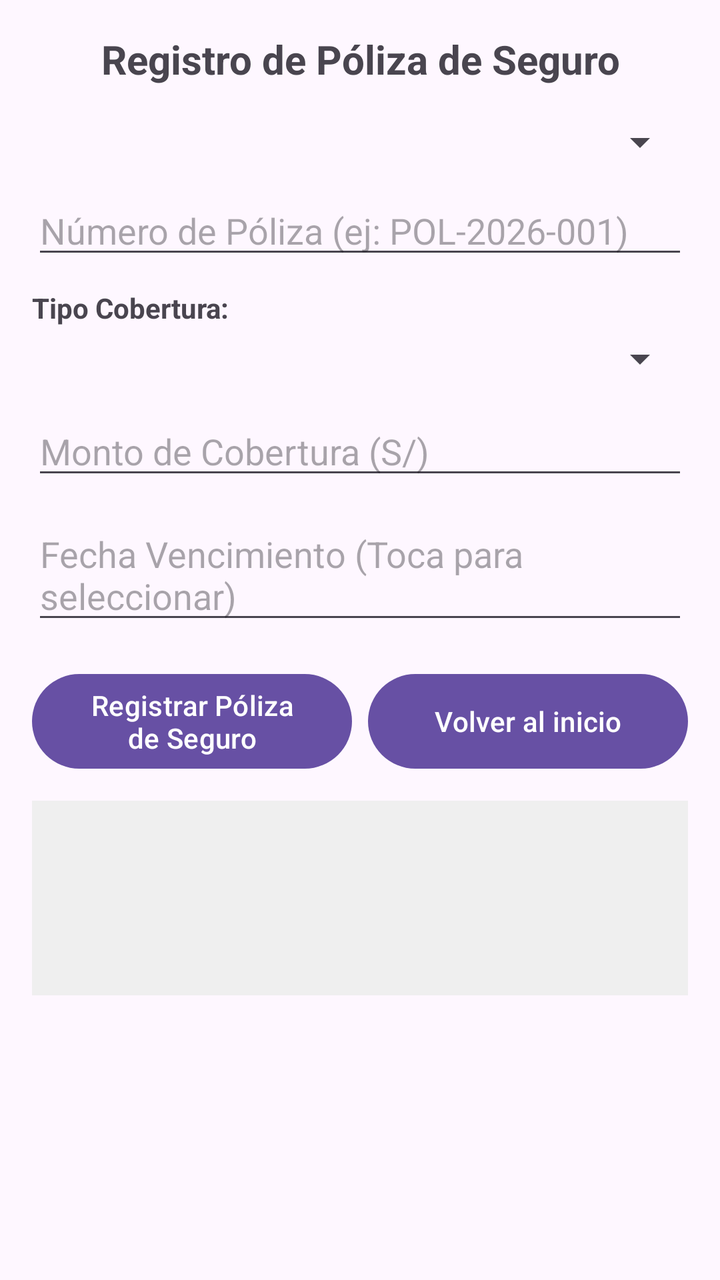
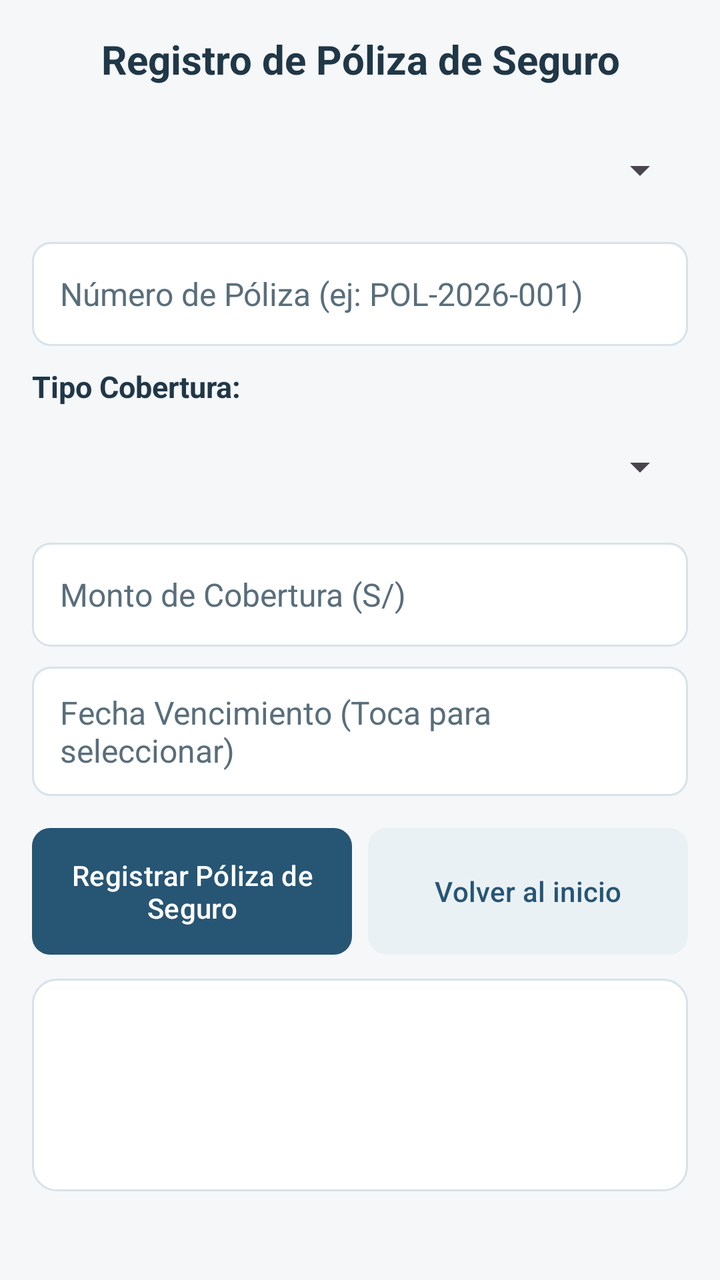

The first picture is an Android layout as it rendered before a commit; the second is the same layout after the commit. The layout source and the unified diff follow.
<!-- AndroidManifest.xml: application theme Theme.T2 -->
<!-- res/layout/activity_poliza_seguro.xml -->
<?xml version="1.0" encoding="utf-8"?>
<ScrollView xmlns:android="http://schemas.android.com/apk/res/android"
    android:layout_width="match_parent"
    android:layout_height="match_parent"
    android:padding="16dp">

    <LinearLayout
        android:layout_width="match_parent"
        android:layout_height="wrap_content"
        android:orientation="vertical">

        <TextView
            android:id="@+id/tvTituloPoliza"
            android:layout_width="match_parent"
            android:layout_height="wrap_content"
            android:text="Registro de Póliza de Seguro"
            android:textSize="20sp"
            android:textStyle="bold"
            android:gravity="center"
            android:layout_marginBottom="16dp" />

        <Spinner
            android:id="@+id/spVehiculoPoliza"
            android:layout_width="match_parent"
            android:layout_height="wrap_content"
            android:layout_marginBottom="10dp" />

        <EditText
            android:id="@+id/etNumeroPoliza"
            android:layout_width="match_parent"
            android:layout_height="wrap_content"
            android:hint="Número de Póliza (ej: POL-2026-001)"
            android:inputType="textCapCharacters"
            android:layout_marginBottom="10dp" />

        <TextView
            android:id="@+id/tvLabelCobertura"
            android:layout_width="match_parent"
            android:layout_height="wrap_content"
            android:text="Tipo Cobertura:"
            android:textStyle="bold"
            android:layout_marginBottom="4dp" />

        <Spinner
            android:id="@+id/spCoberturaPoliza"
            android:layout_width="match_parent"
            android:layout_height="wrap_content"
            android:layout_marginBottom="12dp" />

        <EditText
            android:id="@+id/etMontoCobertura"
            android:layout_width="match_parent"
            android:layout_height="wrap_content"
            android:hint="Monto de Cobertura (S/)"
            android:inputType="numberDecimal"
            android:layout_marginBottom="10dp" />

        <EditText
            android:id="@+id/etFechaVencimientoPoliza"
            android:layout_width="match_parent"
            android:layout_height="wrap_content"
            android:hint="Fecha Vencimiento (Toca para seleccionar)"
            android:focusable="false"
            android:clickable="true"
            android:layout_marginBottom="16dp" />

        <LinearLayout
            android:layout_width="match_parent"
            android:layout_height="wrap_content"
            android:orientation="horizontal"
            android:baselineAligned="false"
            android:layout_marginBottom="12dp">

            <Button
                android:id="@+id/btnGuardarPoliza"
                android:layout_width="0dp"
                android:layout_height="match_parent"
                android:layout_weight="1"
                android:layout_marginEnd="8dp"
                android:text="Registrar Póliza de Seguro" />

            <Button
                android:id="@+id/btnVolverInicio"
                android:layout_width="0dp"
                android:layout_height="match_parent"
                android:layout_weight="1"
                android:text="Volver al inicio" />
        </LinearLayout>

        <TextView
            android:id="@+id/tvResultadoPoliza"
            android:layout_width="match_parent"
            android:layout_height="wrap_content"
            android:background="#EFEFEF"
            android:padding="12dp"
            android:textSize="15sp"
            android:minLines="4"
            android:focusable="false"
            android:clickable="false"
            android:cursorVisible="false" />

    </LinearLayout>
</ScrollView>
<!-- resources referenced by this layout -->
<resources>
  <style name="Base.Theme.T2" parent="Theme.Material3.DayNight.NoActionBar">
          
          
      </style>
  <!-- unchanged entries left out for length: 1 -->
</resources>

<!-- the commit's change to res/layout/activity_poliza_seguro.xml (unified diff, before → after) -->
@@ -2,6 +2,7 @@
 <ScrollView xmlns:android="http://schemas.android.com/apk/res/android"
     android:layout_width="match_parent"
     android:layout_height="match_parent"
+    android:background="@color/app_background"
     android:padding="16dp">
 
     <LinearLayout
@@ -10,6 +11,7 @@
         android:orientation="vertical">
 
         <TextView
+            style="@style/AppTitle"
             android:id="@+id/tvTituloPoliza"
             android:layout_width="match_parent"
             android:layout_height="wrap_content"
@@ -20,12 +22,14 @@
             android:layout_marginBottom="16dp" />
 
         <Spinner
+            style="@style/AppSpinner"
             android:id="@+id/spVehiculoPoliza"
             android:layout_width="match_parent"
             android:layout_height="wrap_content"
             android:layout_marginBottom="10dp" />
 
         <EditText
+            style="@style/AppInput"
             android:id="@+id/etNumeroPoliza"
             android:layout_width="match_parent"
             android:layout_height="wrap_content"
@@ -34,6 +38,7 @@
             android:layout_marginBottom="10dp" />
 
         <TextView
+            style="@style/AppLabel"
             android:id="@+id/tvLabelCobertura"
             android:layout_width="match_parent"
             android:layout_height="wrap_content"
@@ -42,12 +47,14 @@
             android:layout_marginBottom="4dp" />
 
         <Spinner
+            style="@style/AppSpinner"
             android:id="@+id/spCoberturaPoliza"
             android:layout_width="match_parent"
             android:layout_height="wrap_content"
             android:layout_marginBottom="12dp" />
 
         <EditText
+            style="@style/AppInput"
             android:id="@+id/etMontoCobertura"
             android:layout_width="match_parent"
             android:layout_height="wrap_content"
@@ -56,6 +63,7 @@
             android:layout_marginBottom="10dp" />
 
         <EditText
+            style="@style/AppInput"
             android:id="@+id/etFechaVencimientoPoliza"
             android:layout_width="match_parent"
             android:layout_height="wrap_content"
@@ -72,6 +80,7 @@
             android:layout_marginBottom="12dp">
 
             <Button
+                style="@style/AppButton"
                 android:id="@+id/btnGuardarPoliza"
                 android:layout_width="0dp"
                 android:layout_height="match_parent"
@@ -80,6 +89,7 @@
                 android:text="Registrar Póliza de Seguro" />
 
             <Button
+                style="@style/AppButton.Secondary"
                 android:id="@+id/btnVolverInicio"
                 android:layout_width="0dp"
                 android:layout_height="match_parent"
@@ -88,10 +98,11 @@
         </LinearLayout>
 
         <TextView
+            style="@style/AppResult"
             android:id="@+id/tvResultadoPoliza"
             android:layout_width="match_parent"
             android:layout_height="wrap_content"
-            android:background="#EFEFEF"
+            android:background="@drawable/bg_app_card"
             android:padding="12dp"
             android:textSize="15sp"
             android:minLines="4"
<!-- resource entries referenced after the edit -->
@@ -1,9 +1,101 @@
 <!-- resources referenced by this layout -->
 <resources>
+  <color name="app_background">#F5F7F9</color>
+  <!-- drawable bg_app_card (drawable) -->
+  <?xml version="1.0" encoding="utf-8"?>
+  <shape xmlns:android="http://schemas.android.com/apk/res/android">
+      <solid android:color="@color/app_surface" />
+      <corners android:radius="12dp" />
+      <stroke android:width="1dp" android:color="@color/app_border" />
+  </shape>
+  <style name="AppButton">
+          <item name="android:background">@drawable/bg_app_primary</item>
+          <item name="backgroundTint">@color/app_primary</item>
+          <item name="android:backgroundTint">@color/app_primary</item>
+          <item name="android:textColor">@color/app_on_primary</item>
+          <item name="android:textAllCaps">false</item>
+          <item name="android:textSize">14sp</item>
+          <item name="android:gravity">center</item>
+          <item name="android:minHeight">52dp</item>
+          <item name="android:padding">10dp</item>
+      </style>
+  <style name="AppButton.Secondary" parent="AppButton">
+          <item name="android:background">@drawable/bg_app_secondary</item>
+          <item name="backgroundTint">@color/app_soft</item>
+          <item name="android:backgroundTint">@color/app_soft</item>
+          <item name="android:textColor">@color/app_secondary_text</item>
+      </style>
+  <style name="AppInput">
+          <item name="android:background">@drawable/bg_app_input</item>
+          <item name="android:textColor">@color/app_text</item>
+          <item name="android:textColorHint">@color/app_muted</item>
+          <item name="android:textSize">16sp</item>
+          <item name="android:paddingStart">14dp</item>
+          <item name="android:paddingEnd">14dp</item>
+          <item name="android:paddingTop">12dp</item>
+          <item name="android:paddingBottom">12dp</item>
+          <item name="android:minHeight">52dp</item>
+      </style>
+  <style name="AppLabel">
+          <item name="android:textSize">15sp</item>
+          <item name="android:textStyle">bold</item>
+          <item name="android:textColor">@color/app_text</item>
+      </style>
+  <style name="AppResult">
+          <item name="android:background">@drawable/bg_app_card</item>
+          <item name="android:textColor">@color/app_text</item>
+          <item name="android:textSize">15sp</item>
+          <item name="android:padding">16dp</item>
+          <item name="android:lineSpacingExtra">3dp</item>
+      </style>
+  <style name="AppSpinner">
+          <item name="android:minHeight">52dp</item>
+          <item name="android:paddingStart">10dp</item>
+          <item name="android:paddingEnd">10dp</item>
+      </style>
+  <style name="AppTitle">
+          <item name="android:textSize">22sp</item>
+          <item name="android:textStyle">bold</item>
+          <item name="android:textColor">@color/app_text</item>
+          <item name="android:gravity">center</item>
+      </style>
+  <color name="app_surface">#FFFFFFFF</color>
+  <color name="app_border">#D8E2E8</color>
+  <!-- drawable bg_app_primary (drawable) -->
+  <?xml version="1.0" encoding="utf-8"?>
+  <shape xmlns:android="http://schemas.android.com/apk/res/android">
+      <solid android:color="@color/app_primary" />
+      <corners android:radius="9dp" />
+  </shape>
+  <color name="app_primary">#275574</color>
+  <color name="app_on_primary">#FFFFFFFF</color>
+  <!-- drawable bg_app_secondary (drawable) -->
+  <?xml version="1.0" encoding="utf-8"?>
+  <shape xmlns:android="http://schemas.android.com/apk/res/android">
+      <solid android:color="@color/app_soft" />
+      <corners android:radius="9dp" />
+      <stroke android:width="1dp" android:color="@color/app_border" />
+  </shape>
+  <color name="app_soft">#EAF1F5</color>
+  <color name="app_secondary_text">#275574</color>
+  <!-- drawable bg_app_input (drawable) -->
+  <?xml version="1.0" encoding="utf-8"?>
+  <shape xmlns:android="http://schemas.android.com/apk/res/android">
+      <solid android:color="@color/app_surface" />
+      <corners android:radius="9dp" />
+      <stroke android:width="1dp" android:color="@color/app_border" />
+  </shape>
+  <color name="app_text">#203747</color>
+  <color name="app_muted">#596E7B</color>
   <style name="Base.Theme.T2" parent="Theme.Material3.DayNight.NoActionBar">
-          
-          
+          <item name="colorPrimary">@color/app_primary</item>
+          <item name="colorOnPrimary">@color/app_on_primary</item>
+          <item name="colorSurface">@color/app_surface</item>
+          <item name="colorOnSurface">@color/app_text</item>
+          <item name="android:statusBarColor">@color/app_primary_dark</item>
+          <item name="android:windowLightStatusBar">true</item>
       </style>
+  <color name="app_primary_dark">#1B3C53</color>
   <!-- unchanged entries left out for length: 1 -->
 </resources>
 
